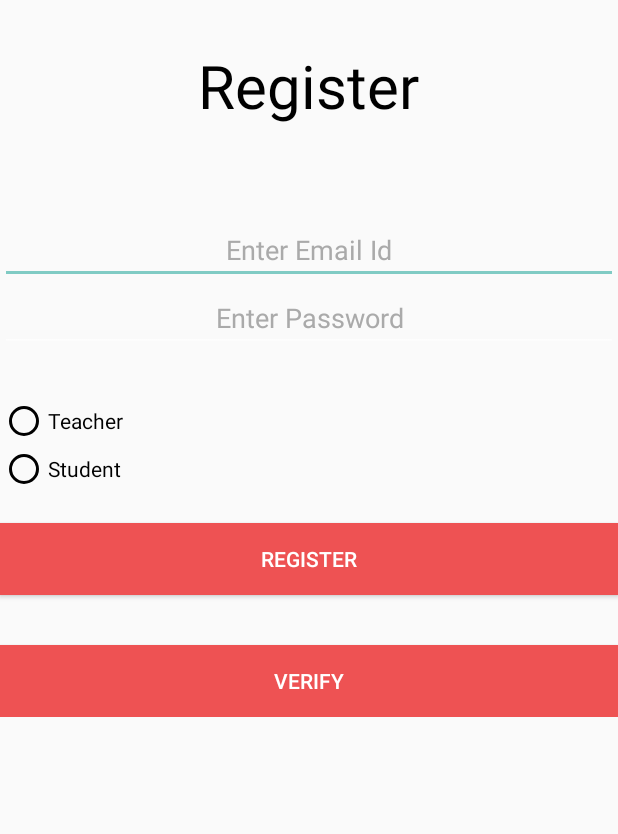
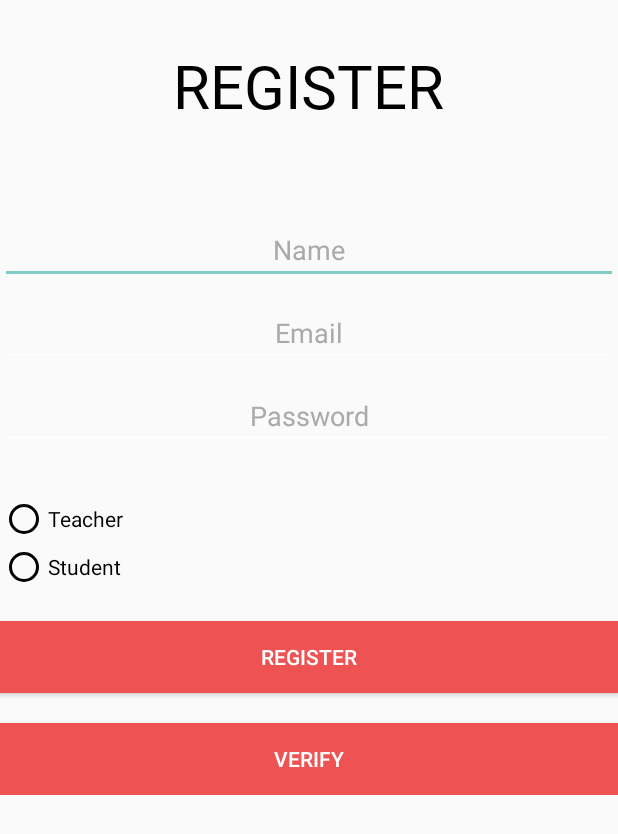
Before and after one commit to MrLango/Paathshala, an Android app: the Register screen opened directly, with no data from a screen before it, on a phone screen of 412 x 824 dp. Shown: the top 834 px of the screen. Run offline under Robolectric (Android 15) with nearby library versions, the phone set to English and light mode, and no system bars; our stand-ins replace Firebase (no records; nobody signed in at launch, a user with empty details on screens opened directly).

Commit message:
fixed app icon

```diff
--- a/app/src/main/AndroidManifest.xml
+++ b/app/src/main/AndroidManifest.xml
@@ -4,7 +4,7 @@
 
     <application
         android:allowBackup="true"
-        android:icon="@mipmap/ic_launcher"
+        android:icon="@drawable/logo"
         android:label="@string/app_name"
         android:roundIcon="@mipmap/ic_launcher_round"
         android:supportsRtl="true"
--- a/app/src/main/java/lango/mr/paathshala/Register.java
+++ b/app/src/main/java/lango/mr/paathshala/Register.java
@@ -1,5 +1,6 @@
 package lango.mr.paathshala;
 
+import android.graphics.Typeface;
 import android.support.annotation.NonNull;
 import android.support.v7.app.AppCompatActivity;
 import android.os.Bundle;
@@ -9,6 +10,7 @@ import android.view.View;
 import android.widget.Button;
 import android.widget.EditText;
 import android.widget.RadioButton;
+import android.widget.TextView;
 import android.widget.Toast;
 import com.google.firebase.database.DatabaseReference;
 import com.google.firebase.database.FirebaseDatabase;
@@ -22,6 +24,7 @@ public class Register extends AppCompatActivity {
     private static final String TAG = "EmailPassword";
     private EditText email;
     private EditText password;
+    private EditText name;
     private Button register;
     private Button verify;
     private String e_mail;
@@ -29,12 +32,17 @@ public class Register extends AppCompatActivity {
     private String pass;
     private RadioButton teacher,student;
     private FirebaseAuth mAuth;
+//    private TextView txtyour;
     @Override
     protected void onCreate(Bundle savedInstanceState) {
         super.onCreate(savedInstanceState);
         setContentView(R.layout.activity_register);
+//        txtyour = findViewById(R.id.textView);
+//        Typeface type = Typeface.createFromAsset(getAssets(),"font/bebas.ttf");
+//        txtyour.setTypeface(type);
 
         email=findViewById(R.id.email);
+        name = findViewById(R.id.name);
         teacher=findViewById(R.id.TeacherRegister);
         student=findViewById(R.id.StudentRegister);
         password=findViewById(R.id.password);
--- /dev/null
+++ b/app/src/main/res/font/beb.xml
@@ -0,0 +1,7 @@
+<?xml version="1.0" encoding="utf-8"?>
+<font-family xmlns:android="http://schemas.android.com/apk/res/android">
+    <font
+        android:fontStyle="normal"
+        android:fontWeight="600"
+        android:font="@font/bebas" />
+</font-family>
--- a/app/src/main/res/layout/activity_register.xml
+++ b/app/src/main/res/layout/activity_register.xml
@@ -10,12 +10,14 @@
         android:layout_width="wrap_content"
         android:layout_height="wrap_content"
         android:layout_centerHorizontal="true"
-        android:text="Register"
+        android:text="REGISTER"
         android:textSize="40sp"
         android:id="@+id/textView"
         android:layout_marginBottom="60dp"
         android:textColor="#000"
-        android:layout_marginTop="30dp"/>
+        android:layout_marginTop="30dp"
+        android:fontFamily="@font/beb"
+        />
 
     <LinearLayout
         android:id="@+id/linearLayout"
@@ -26,12 +28,25 @@
         >
 
         <EditText
+            android:id="@+id/name"
+            android:layout_width="match_parent"
+            android:layout_height="wrap_content"
+            android:ems="10"
+            android:gravity="center_horizontal"
+            android:hint="Name"
+            android:layout_marginBottom="10dp"
+            android:inputType="textCapWords"
+            android:textColor="#000"
+            android:textColorHint="#AAA" />
+
+        <EditText
             android:id="@+id/email"
             android:layout_width="match_parent"
             android:layout_height="wrap_content"
             android:ems="10"
-            android:hint="Enter Email Id"
+            android:hint="Email"
             android:gravity="center_horizontal"
+            android:layout_marginBottom="10dp"
             android:inputType="textEmailAddress"
             android:textColor="#000"
             android:textColorHint="#AAA"
@@ -43,7 +58,7 @@
             android:layout_height="wrap_content"
             android:ems="10"
             android:gravity="center_horizontal"
-            android:hint="Enter Password"
+            android:hint="Password"
             android:inputType="textPassword"
             android:textColor="#000"
             android:textColorHint="#AAA"
@@ -90,7 +105,7 @@
             android:layout_width="match_parent"
             android:layout_height="wrap_content"
             android:layout_below="@+id/Verify"
-            android:layout_marginBottom="33dp"
+            android:layout_marginBottom="20dp"
             android:background="#ee5253"
             android:layout_centerHorizontal="true"
             android:layout_marginTop="20dp"
```
Also changed, not shown: app/src/main/res/bebas.ttf (added), app/src/main/res/drawable/logo.png, app/src/main/res/font/Bebas.ttf (added).
